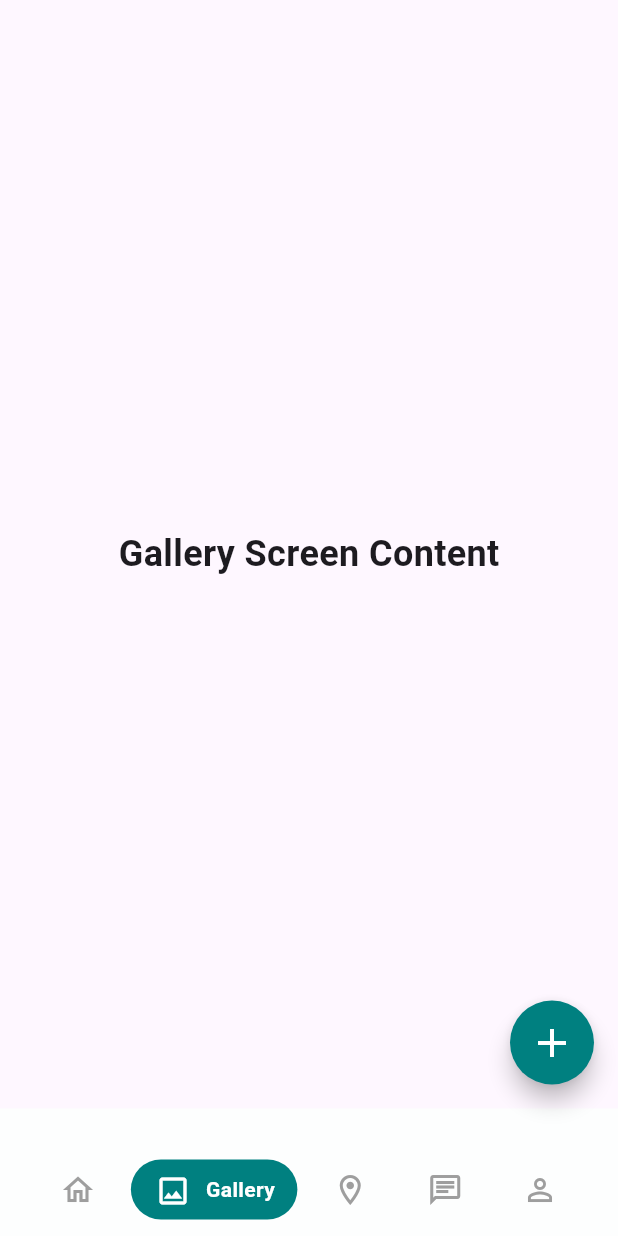
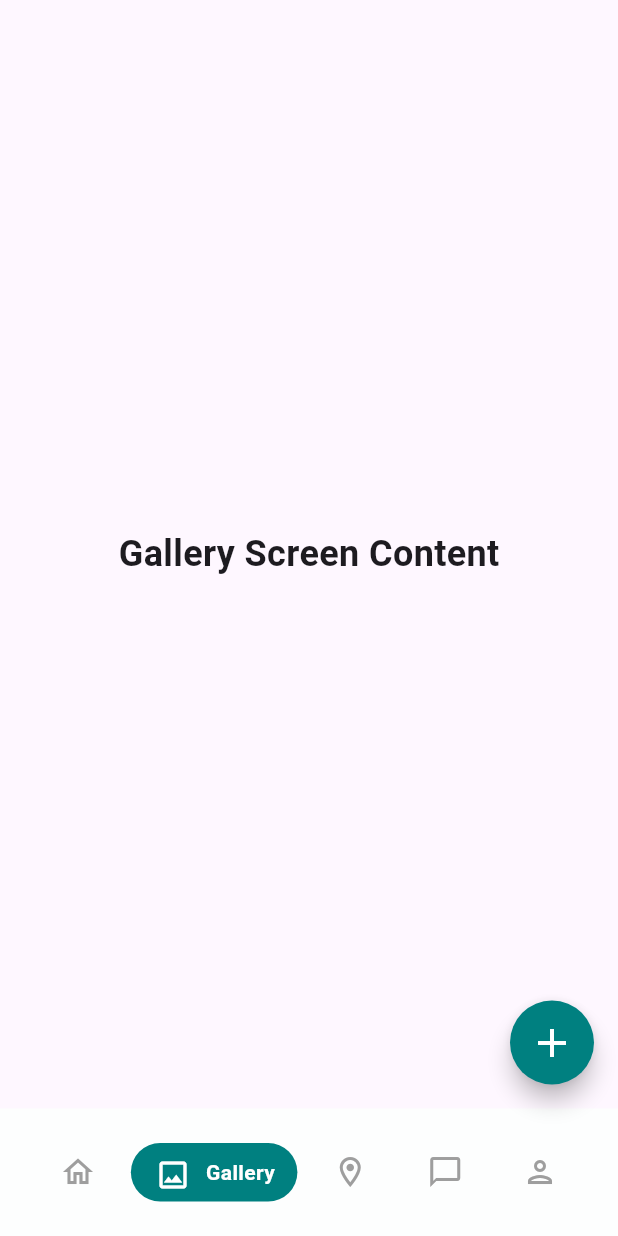
Before and after one commit to Kurocifer/wanderbuddy, a Flutter app: the screen it shows after launch, item 2 of the bottom bar chosen, on a phone screen of 412 x 824 dp. Run offline on Flutter 3.47's test engine with Material 3 defaults, Android fonts, the light colour scheme and no system bars.

Commit message:
adjust pixels

```diff
--- a/lib/utils/app_dimensions.dart
+++ b/lib/utils/app_dimensions.dart
@@ -29,8 +29,8 @@
 
   // --- Navigation Bar Specific Dimensions ---
   static const double navBarHeight = 85.0;
-  static const double navBarContentHeight = 40.0; // Height of the inner content (pill)
-  static const double navBarContentWidth = 327.0; // Width of the inner content container
+  static const double navBarContentHeight = 42.0; // Height of the inner content (pill)
+  static const double navBarContentWidth = 99.0; // Width of the inner content container
   static const double navBarTopPadding = 23.0; // Spacing from top of nav bar to content
   static const double navBarHorizontalPadding = 24.0; // Spacing from sides of nav bar to content
   static const double navBarItemGap = 30.0; // Gap between nav items
--- a/lib/widgets/common/bottom_nav_bar.dart
+++ b/lib/widgets/common/bottom_nav_bar.dart
@@ -25,8 +25,8 @@
     {'icon': Icons.home_outlined, 'label': 'Home'},
     {'icon': Icons.image_outlined, 'label': 'Gallery'},
     {'icon': Icons.location_on_outlined, 'label': 'Map'},
-    {'icon': Icons.chat_outlined, 'label': 'Chat'},
-    {'icon': Icons.person_outline, 'label': 'You'},
+    {'icon': Icons.chat_bubble_outline, 'label': 'Chat'},
+    {'icon': Icons.person_outlined, 'label': 'You'},
   ];
 
   @override
@@ -39,6 +39,7 @@
           top: AppDimens.navBarTopPadding,
           left: AppDimens.navBarHorizontalPadding,
           right: AppDimens.navBarHorizontalPadding,
+          bottom: AppDimens.navBarTopPadding
         ),
         child: Row(
           mainAxisAlignment: MainAxisAlignment.spaceBetween,
```
Also changed, not shown: lib/widgets/home_specific/pin_card.dart (+6 -11 lines).
